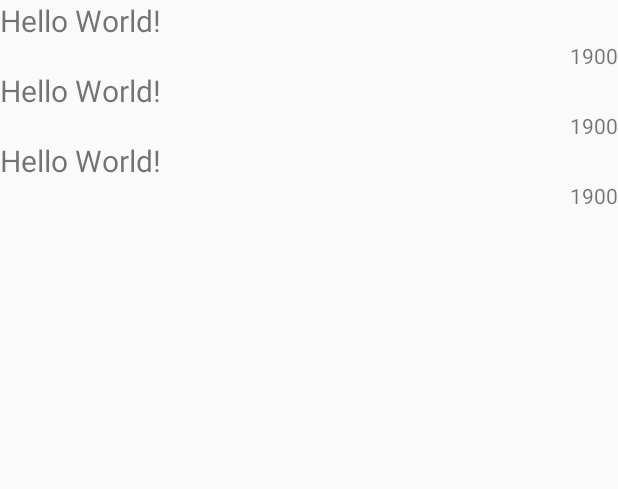
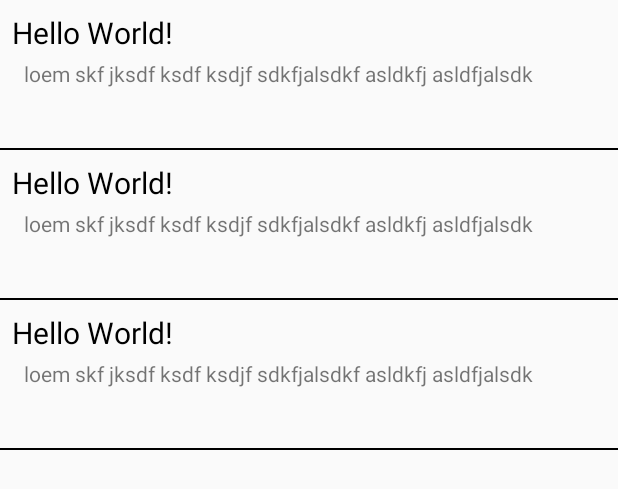
Before and after one commit to drsjr/GhibliApp, an Android app: the layout activity_main.xml on its own in the app's theme, with its tools: preview values and no code run, on a phone screen of 412 x 824 dp. Shown: the top 489 px of the screen. Run offline under Robolectric (Android 15) with nearby library versions, the phone set to English and light mode, and no system bars; network calls fail.

```diff
--- a/app/build.gradle
+++ b/app/build.gradle
@@ -36,6 +36,9 @@ dependencies {
     implementation 'androidx.appcompat:appcompat:1.1.0'
     implementation 'androidx.core:core-ktx:1.2.0'
     implementation 'androidx.constraintlayout:constraintlayout:1.1.3'
+    implementation "androidx.coordinatorlayout:coordinatorlayout:1.1.0"
+    implementation 'com.google.android.material:material:1.2.0'
+
 
     implementation "androidx.recyclerview:recyclerview:1.1.0"
 
--- a/app/src/main/AndroidManifest.xml
+++ b/app/src/main/AndroidManifest.xml
@@ -19,6 +19,7 @@
                 <category android:name="android.intent.category.LAUNCHER" />
             </intent-filter>
         </activity>
+        <activity android:name=".movie.MovieActivity" />
     </application>
 
 </manifest>
--- a/app/src/main/java/tour/donnees/studioghibli/StudioApplication.kt
+++ b/app/src/main/java/tour/donnees/studioghibli/StudioApplication.kt
@@ -4,6 +4,7 @@ import android.app.Application
 import org.koin.android.ext.koin.androidContext
 import org.koin.android.ext.koin.androidLogger
 import org.koin.core.context.startKoin
+import tour.donnees.data.di.dataModule
 import tour.donnees.studioghibli.di.studioModule
 
 class StudioApplication: Application() {
@@ -15,7 +16,7 @@ class StudioApplication: Application() {
             androidLogger()
             androidContext(this@StudioApplication)
 
-            modules(studioModule)
+            modules(listOf(studioModule, dataModule))
         }
     }
 }
--- /dev/null
+++ b/app/src/main/java/tour/donnees/studioghibli/base/NetworkState.kt
@@ -0,0 +1,5 @@
+package tour.donnees.studioghibli.base
+
+enum class NetworkState {
+    PROGRESS, SUCCESS, ERROR, IDLE;
+}
--- a/app/src/main/res/layout/activity_main.xml
+++ b/app/src/main/res/layout/activity_main.xml
@@ -12,4 +12,14 @@
         android:layout_height="match_parent"
         tools:listitem="@layout/item"/>
 
+    <ProgressBar
+        android:id="@+id/progress"
+        android:layout_width="wrap_content"
+        android:layout_height="wrap_content"
+        app:layout_constraintTop_toTopOf="parent"
+        app:layout_constraintLeft_toLeftOf="parent"
+        app:layout_constraintRight_toRightOf="parent"
+        app:layout_constraintBottom_toBottomOf="parent"
+        android:visibility="gone"/>
+
 </androidx.constraintlayout.widget.ConstraintLayout>
--- a/app/src/main/res/layout/item.xml
+++ b/app/src/main/res/layout/item.xml
@@ -12,17 +12,36 @@
         android:layout_height="wrap_content"
         android:text="Hello World!"
         android:textSize="20sp"
+        android:textColor="@android:color/black"
+        android:layout_marginTop="8dp"
+        android:layout_marginLeft="8dp"
+        android:layout_marginRight="8dp"
         app:layout_constraintTop_toTopOf="parent"
+        app:layout_constraintLeft_toLeftOf="parent"
         app:layout_constraintBottom_toTopOf="@id/year_movie"
-        tools:ignore="MissingConstraints" />
+        android:layout_marginBottom="4dp"/>
 
     <TextView
         android:id="@+id/year_movie"
-        android:layout_width="wrap_content"
+        android:layout_width="match_parent"
         android:layout_height="wrap_content"
-        android:text="1900"
+        android:text="loem skf jksdf ksdf ksdjf sdkfjalsdkf asldkfj asldfjalsdk"
         app:layout_constraintTop_toBottomOf="@id/name_movie"
         app:layout_constraintRight_toRightOf="parent"
-        tools:ignore="MissingConstraints" />
+        app:layout_constraintLeft_toLeftOf="parent"
+        app:layout_constraintBottom_toTopOf="@id/line"
+        android:lines="3"
+        android:ellipsize="end"
+        android:layout_marginLeft="16dp"
+        android:layout_marginRight="16dp"/>
+
+    <View
+        android:id="@+id/line"
+        android:layout_width="match_parent"
+        android:layout_height="1dp"
+        app:layout_constraintTop_toBottomOf="@id/year_movie"
+        app:layout_constraintBottom_toBottomOf="parent"
+        android:background="@android:color/black"
+        android:layout_marginTop="8dp"/>
 
 </androidx.constraintlayout.widget.ConstraintLayout>
--- a/data/build.gradle
+++ b/data/build.gradle
@@ -50,4 +50,9 @@ dependencies {
     testImplementation 'junit:junit:4.12'
     androidTestImplementation 'androidx.test.ext:junit:1.1.2'
     androidTestImplementation 'androidx.test.espresso:espresso-core:3.3.0'
+
+    // Koin for Android
+    implementation "org.koin:koin-android:$koin_version"
+    implementation "org.koin:koin-android-scope:$koin_version"
+    implementation "org.koin:koin-android-viewmodel:$koin_version"
 }
--- a/data/src/main/java/tour/donnees/data/repository/GhibliRepository.kt
+++ b/data/src/main/java/tour/donnees/data/repository/GhibliRepository.kt
@@ -8,6 +8,6 @@ import tour.donnees.data.network.RetrofitService
 class GhibliRepository(service: RetrofitService): BaseRepository<GhibliService>(service) {
 
     fun getFilmAsync(): Single<List<FilmResponse>> {
-        return schedule(get().getAllFilms())
+        return schedule(getEndpoint().getAllFilms())
     }
 }
```
Also changed, not shown: app/src/main/java/tour/donnees/studioghibli/base/BaseActivity.kt (added, +9 -0 lines), app/src/main/java/tour/donnees/studioghibli/di/KoinModule.kt (+1 -10 lines), app/src/main/java/tour/donnees/studioghibli/extension/ViewExtension.kt (added, +15 -0 lines), app/src/main/java/tour/donnees/studioghibli/home/StudioActivity.kt (+40 -3 lines), app/src/main/java/tour/donnees/studioghibli/home/StudioActivityViewModel.kt (+6 -1 lines), app/src/main/java/tour/donnees/studioghibli/movie/MovieActivity.kt (added, +17 -0 lines), app/src/main/res/layout/activity_movie.xml (added, +57 -0 lines), data/src/main/java/tour/donnees/data/di/KoinDataModule.kt (added, +10 -0 lines), data/src/main/java/tour/donnees/data/repository/BaseRepository.kt (+6 -4 lines).
